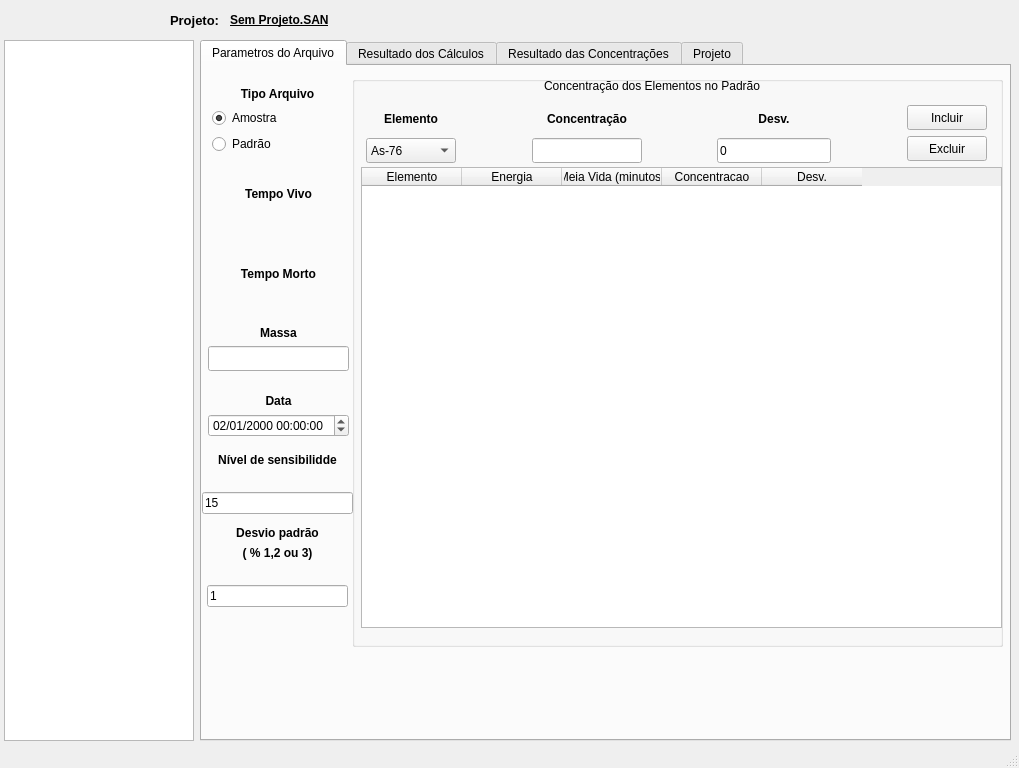
First picture: the form in source/Designer/frmmenu.ui, repository TheProjecter/naas, before the edit.
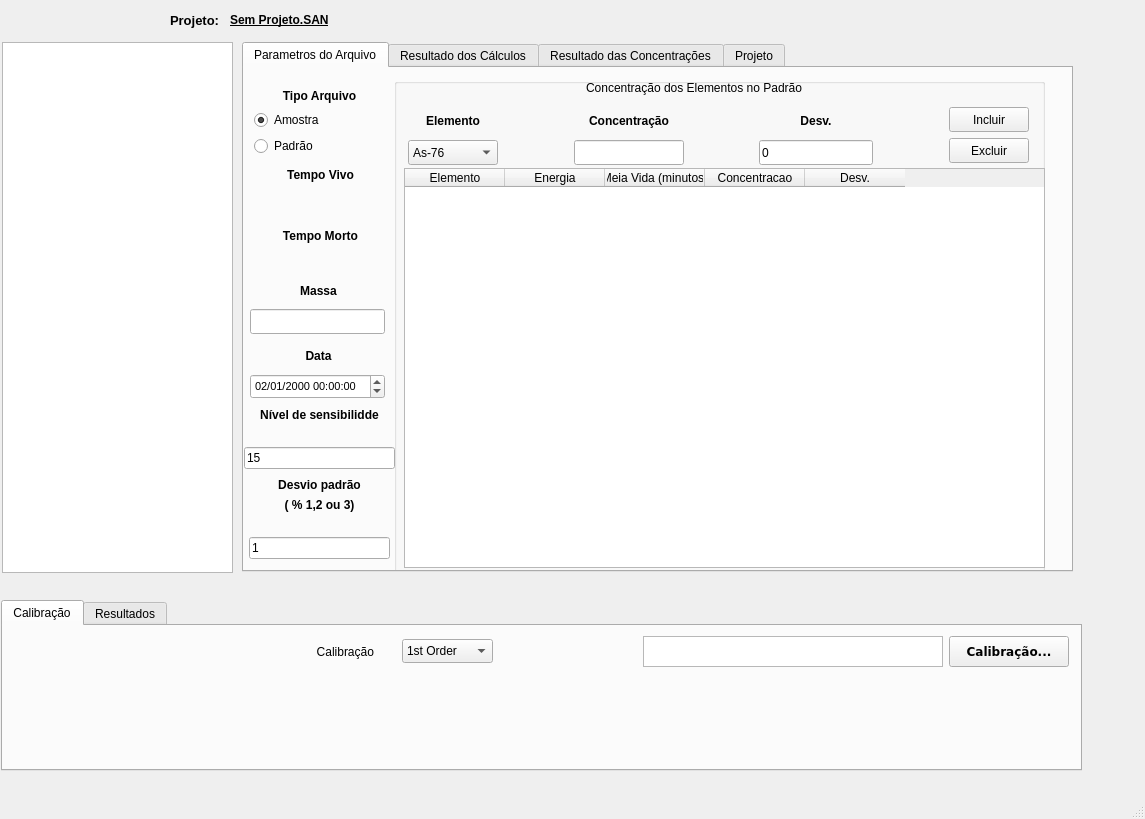
Second picture: the form after the edit. The open tabs and pages were chosen to show the change.

Commit message: redesenhando a interface principal do programa

The edit to the form file:
```diff
--- a/source/Designer/frmmenu.ui
+++ b/source/Designer/frmmenu.ui
@@ -3,12 +3,15 @@
  <author>Silvio Rogerio de Lucia - Mario Olimpio de Menezes</author>
  <class>frmmenu</class>
  <widget class="QMainWindow" name="frmmenu">
+  <property name="enabled">
+   <bool>true</bool>
+  </property>
   <property name="geometry">
    <rect>
     <x>0</x>
     <y>0</y>
-    <width>1019</width>
-    <height>768</height>
+    <width>1145</width>
+    <height>819</height>
    </rect>
   </property>
   <property name="minimumSize">
@@ -17,6 +20,12 @@
     <height>480</height>
    </size>
   </property>
+  <property name="sizeIncrement">
+   <size>
+    <width>32</width>
+    <height>32</height>
+   </size>
+  </property>
   <property name="windowTitle">
    <string>SAANI - Software de Análise por Ativação Neutronica Instrumental</string>
   </property>
@@ -24,24 +33,110 @@
    <property name="autoFillBackground">
     <bool>false</bool>
    </property>
-   <widget class="QWidget" name="verticalLayout">
+   <widget class="QWidget" name="horizontalLayout">
     <property name="geometry">
      <rect>
-      <x>200</x>
-      <y>40</y>
-      <width>811</width>
-      <height>701</height>
+      <x>10</x>
+      <y>5</y>
+      <width>151</width>
+      <height>31</height>
      </rect>
     </property>
-    <layout class="QVBoxLayout">
+    <layout class="QHBoxLayout">
      <property name="spacing">
       <number>6</number>
      </property>
      <property name="margin">
       <number>0</number>
      </property>
-     <item>
+    </layout>
+   </widget>
+   <widget class="QListWidget" name="lstarqs">
+    <property name="geometry">
+     <rect>
+      <x>2</x>
+      <y>42</y>
+      <width>231</width>
+      <height>531</height>
+     </rect>
+    </property>
+    <property name="minimumSize">
+     <size>
+      <width>231</width>
+      <height>531</height>
+     </size>
+    </property>
+    <property name="maximumSize">
+     <size>
+      <width>16777187</width>
+      <height>16777215</height>
+     </size>
+    </property>
+   </widget>
+   <widget class="QLabel" name="lblProjeto">
+    <property name="geometry">
+     <rect>
+      <x>230</x>
+      <y>10</y>
+      <width>721</width>
+      <height>20</height>
+     </rect>
+    </property>
+    <property name="minimumSize">
+     <size>
+      <width>700</width>
+      <height>20</height>
+     </size>
+    </property>
+    <property name="font">
+     <font>
+      <family>Arial</family>
+      <pointsize>9</pointsize>
+      <weight>75</weight>
+      <bold>true</bold>
+      <underline>true</underline>
+     </font>
+    </property>
+    <property name="text">
+     <string>Sem Projeto.SAN</string>
+    </property>
+    <property name="alignment">
+     <set>Qt::AlignLeading|Qt::AlignLeft|Qt::AlignVCenter</set>
+    </property>
+   </widget>
+   <widget class="QLabel" name="lblProjeto_2">
+    <property name="geometry">
+     <rect>
+      <x>170</x>
+      <y>10</y>
+      <width>54</width>
+      <height>20</height>
+     </rect>
+    </property>
+    <property name="font">
+     <font>
+      <family>Arial</family>
+      <pointsize>10</pointsize>
+      <weight>75</weight>
+      <bold>true</bold>
+     </font>
+    </property>
+    <property name="text">
+     <string>Projeto: </string>
+    </property>
+    <property name="alignment">
+     <set>Qt::AlignLeading|Qt::AlignLeft|Qt::AlignVCenter</set>
+    </property>
+   </widget>
       <widget class="QTabWidget" name="tabWidget">
+    <property name="geometry">
+     <rect>
+      <x>242</x>
+      <y>42</y>
+      <width>831</width>
+      <height>530</height>
+     </rect>
+    </property>
        <property name="sizePolicy">
         <sizepolicy hsizetype="Preferred" vsizetype="Expanding">
          <horstretch>0</horstretch>
@@ -50,12 +145,27 @@
        </property>
        <property name="minimumSize">
         <size>
-         <width>559</width>
-         <height>439</height>
-        </size>
-       </property>
+      <width>831</width>
+      <height>530</height>
+     </size>
+    </property>
+    <property name="maximumSize">
+     <size>
+      <width>16777215</width>
+      <height>16777215</height>
+     </size>
+    </property>
+    <property name="sizeIncrement">
+     <size>
+      <width>32</width>
+      <height>32</height>
+     </size>
+    </property>
+    <property name="toolTip">
+     <string>Slope=1,Offset=1,ro=1,kres=1</string>
+    </property>
        <property name="currentIndex">
-        <number>3</number>
+     <number>0</number>
        </property>
        <widget class="QWidget" name="tbresultados">
         <attribute name="title">
@@ -67,7 +177,7 @@
            <x>150</x>
            <y>10</y>
            <width>651</width>
-           <height>571</height>
+        <height>501</height>
           </rect>
          </property>
          <property name="title">
@@ -76,12 +186,24 @@
          <widget class="QTableWidget" name="tbElem">
           <property name="geometry">
            <rect>
-            <x>9</x>
-            <y>91</y>
+         <x>10</x>
+         <y>90</y>
             <width>641</width>
-            <height>461</height>
-           </rect>
-          </property>
+         <height>400</height>
+        </rect>
+       </property>
+       <property name="minimumSize">
+        <size>
+         <width>641</width>
+         <height>400</height>
+        </size>
+       </property>
+       <property name="autoFillBackground">
+        <bool>true</bool>
+       </property>
+       <property name="frameShadow">
+        <enum>QFrame::Sunken</enum>
+       </property>
           <property name="autoScrollMargin">
            <number>16</number>
           </property>
@@ -139,7 +261,7 @@
            <set>Qt::AlignCenter</set>
           </property>
          </widget>
-         <widget class="QWidget" name="">
+      <widget class="QWidget" name="layoutWidget">
           <property name="geometry">
            <rect>
             <x>14</x>
@@ -337,11 +459,11 @@
           </layout>
          </widget>
         </widget>
-        <widget class="QWidget" name="">
+     <widget class="QWidget" name="layoutWidget">
          <property name="geometry">
           <rect>
            <x>0</x>
-           <y>387</y>
+        <y>340</y>
            <width>151</width>
            <height>61</height>
           </rect>
@@ -385,11 +507,11 @@
           </item>
          </layout>
         </widget>
-        <widget class="QWidget" name="">
+     <widget class="QWidget" name="layoutWidget">
          <property name="geometry">
           <rect>
            <x>5</x>
-           <y>460</y>
+        <y>410</y>
            <width>141</width>
            <height>81</height>
           </rect>
@@ -449,18 +571,173 @@
           </item>
          </layout>
         </widget>
-        <widget class="QWidget" name="">
+     <widget class="QWidget" name="layoutWidget">
+      <property name="geometry">
+       <rect>
+        <x>10</x>
+        <y>20</y>
+        <width>131</width>
+        <height>68</height>
+       </rect>
+      </property>
+      <layout class="QVBoxLayout" name="verticalLayout_10">
+       <item>
+        <widget class="QLabel" name="label_5">
+         <property name="font">
+          <font>
+           <weight>75</weight>
+           <bold>true</bold>
+          </font>
+         </property>
+         <property name="text">
+          <string>Tipo Arquivo</string>
+         </property>
+         <property name="alignment">
+          <set>Qt::AlignCenter</set>
+         </property>
+        </widget>
+       </item>
+       <item>
+        <widget class="QRadioButton" name="rba">
+         <property name="text">
+          <string>Amostra</string>
+         </property>
+         <property name="checkable">
+          <bool>true</bool>
+         </property>
+         <property name="checked">
+          <bool>true</bool>
+         </property>
+        </widget>
+       </item>
+       <item>
+        <widget class="QRadioButton" name="rbp">
+         <property name="text">
+          <string>Padrão</string>
+         </property>
+         <property name="checkable">
+          <bool>true</bool>
+         </property>
+         <property name="checked">
+          <bool>false</bool>
+         </property>
+        </widget>
+       </item>
+      </layout>
+     </widget>
+     <widget class="QWidget" name="layoutWidget">
+      <property name="geometry">
+       <rect>
+        <x>11</x>
+        <y>100</y>
+        <width>131</width>
+        <height>101</height>
+       </rect>
+      </property>
+      <layout class="QVBoxLayout" name="verticalLayout_11">
+       <item>
+        <widget class="QLabel" name="label_4">
+         <property name="font">
+          <font>
+           <weight>75</weight>
+           <bold>true</bold>
+          </font>
+         </property>
+         <property name="text">
+          <string>Tempo Vivo</string>
+         </property>
+         <property name="alignment">
+          <set>Qt::AlignCenter</set>
+         </property>
+        </widget>
+       </item>
+       <item>
+        <widget class="QLabel" name="lblvivo">
+         <property name="minimumSize">
+          <size>
+           <width>100</width>
+           <height>20</height>
+          </size>
+         </property>
+         <property name="frameShape">
+          <enum>QFrame::NoFrame</enum>
+         </property>
+         <property name="text">
+          <string/>
+         </property>
+         <property name="alignment">
+          <set>Qt::AlignCenter</set>
+         </property>
+        </widget>
+       </item>
+       <item>
+        <spacer name="verticalSpacer">
+         <property name="orientation">
+          <enum>Qt::Vertical</enum>
+         </property>
+         <property name="sizeHint" stdset="0">
+          <size>
+           <width>20</width>
+           <height>40</height>
+          </size>
+         </property>
+        </spacer>
+       </item>
+       <item>
+        <widget class="QLabel" name="label_6">
+         <property name="font">
+          <font>
+           <weight>75</weight>
+           <bold>true</bold>
+          </font>
+         </property>
+         <property name="text">
+          <string>Tempo Morto</string>
+         </property>
+         <property name="alignment">
+          <set>Qt::AlignCenter</set>
+         </property>
+        </widget>
+       </item>
+       <item>
+        <widget class="QLabel" name="lblmorto">
+         <property name="minimumSize">
+          <size>
+           <width>100</width>
+           <height>20</height>
+          </size>
+         </property>
+         <property name="frameShape">
+          <enum>QFrame::NoFrame</enum>
+         </property>
+         <property name="text">
+          <string/>
+         </property>
+         <property name="alignment">
+          <set>Qt::AlignCenter</set>
+         </property>
+        </widget>
+       </item>
+      </layout>
+     </widget>
+     <widget class="QWidget" name="layoutWidget">
          <property name="geometry">
           <rect>
            <x>6</x>
-           <y>260</y>
-           <width>141</width>
-           <height>111</height>
+        <y>210</y>
+        <width>137</width>
+        <height>121</height>
           </rect>
          </property>
          <layout class="QVBoxLayout" name="verticalLayout_9">
           <item>
            <widget class="QLabel" name="label_3">
+         <property name="minimumSize">
+          <size>
+           <width>50</width>
+           <height>25</height>
+          </size>
+         </property>
             <property name="font">
              <font>
               <weight>75</weight>
@@ -477,9 +754,15 @@
           </item>
           <item>
            <widget class="QLineEdit" name="txtmassa">
+         <property name="sizePolicy">
+          <sizepolicy hsizetype="Fixed" vsizetype="Fixed">
+           <horstretch>0</horstretch>
+           <verstretch>0</verstretch>
+          </sizepolicy>
+         </property>
             <property name="minimumSize">
              <size>
-              <width>0</width>
+           <width>135</width>
               <height>25</height>
              </size>
             </property>
@@ -492,14 +775,20 @@
             </property>
             <property name="sizeHint" stdset="0">
              <size>
-              <width>20</width>
-              <height>40</height>
+           <width>65</width>
+           <height>13</height>
              </size>
             </property>
            </spacer>
           </item>
           <item>
            <widget class="QLabel" name="label">
+         <property name="minimumSize">
+          <size>
+           <width>50</width>
+           <height>25</height>
+          </size>
+         </property>
             <property name="font">
              <font>
               <weight>75</weight>
@@ -516,6 +805,23 @@
           </item>
           <item>
            <widget class="QDateTimeEdit" name="txtdatah">
+         <property name="sizePolicy">
+          <sizepolicy hsizetype="Fixed" vsizetype="Fixed">
+           <horstretch>0</horstretch>
+           <verstretch>0</verstretch>
+          </sizepolicy>
+         </property>
+         <property name="minimumSize">
+          <size>
+           <width>135</width>
+           <height>25</height>
+          </size>
+         </property>
+         <property name="font">
+          <font>
+           <pointsize>8</pointsize>
+          </font>
+         </property>
             <property name="dateTime">
              <datetime>
               <hour>0</hour>
@@ -533,155 +839,6 @@
           </item>
          </layout>
         </widget>
-        <widget class="QWidget" name="">
-         <property name="geometry">
-          <rect>
-           <x>10</x>
-           <y>20</y>
-           <width>131</width>
-           <height>68</height>
-          </rect>
-         </property>
-         <layout class="QVBoxLayout" name="verticalLayout_10">
-          <item>
-           <widget class="QLabel" name="label_5">
-            <property name="font">
-             <font>
-              <weight>75</weight>
-              <bold>true</bold>
-             </font>
-            </property>
-            <property name="text">
-             <string>Tipo Arquivo</string>
-            </property>
-            <property name="alignment">
-             <set>Qt::AlignCenter</set>
-            </property>
-           </widget>
-          </item>
-          <item>
-           <widget class="QRadioButton" name="rba">
-            <property name="text">
-             <string>Amostra</string>
-            </property>
-            <property name="checkable">
-             <bool>true</bool>
-            </property>
-            <property name="checked">
-             <bool>true</bool>
-            </property>
-           </widget>
-          </item>
-          <item>
-           <widget class="QRadioButton" name="rbp">
-            <property name="text">
-             <string>Padrão</string>
-            </property>
-            <property name="checkable">
-             <bool>true</bool>
-            </property>
-            <property name="checked">
-             <bool>false</bool>
-            </property>
-           </widget>
-          </item>
-         </layout>
-        </widget>
-        <widget class="QWidget" name="">
-         <property name="geometry">
-          <rect>
-           <x>11</x>
-           <y>121</y>
-           <width>131</width>
-           <height>120</height>
-          </rect>
-         </property>
-         <layout class="QVBoxLayout" name="verticalLayout_11">
-          <item>
-           <widget class="QLabel" name="label_4">
-            <property name="font">
-             <font>
-              <weight>75</weight>
-              <bold>true</bold>
-             </font>
-            </property>
-            <property name="text">
-             <string>Tempo Vivo</string>
-            </property>
-            <property name="alignment">
-             <set>Qt::AlignCenter</set>
-            </property>
-           </widget>
-          </item>
-          <item>
-           <widget class="QLabel" name="lblvivo">
-            <property name="minimumSize">
-             <size>
-              <width>100</width>
-              <height>20</height>
-             </size>
-            </property>
-            <property name="frameShape">
-             <enum>QFrame::NoFrame</enum>
-            </property>
-            <property name="text">
-             <string/>
-            </property>
-            <property name="alignment">
-             <set>Qt::AlignCenter</set>
-            </property>
-           </widget>
-          </item>
-          <item>
-           <spacer name="verticalSpacer">
-            <property name="orientation">
-             <enum>Qt::Vertical</enum>
-            </property>
-            <property name="sizeHint" stdset="0">
-             <size>
-              <width>20</width>
-              <height>40</height>
-             </size>
-            </property>
-           </spacer>
-          </item>
-          <item>
-           <widget class="QLabel" name="label_6">
-            <property name="font">
-             <font>
-              <weight>75</weight>
-              <bold>true</bold>
-             </font>
-            </property>
-            <property name="text">
-             <string>Tempo Morto</string>
-            </property>
-            <property name="alignment">
-             <set>Qt::AlignCenter</set>
-            </property>
-           </widget>
-          </item>
-          <item>
-           <widget class="QLabel" name="lblmorto">
-            <property name="minimumSize">
-             <size>
-              <width>100</width>
-              <height>20</height>
-             </size>
-            </property>
-            <property name="frameShape">
-             <enum>QFrame::NoFrame</enum>
-            </property>
-            <property name="text">
-             <string/>
-            </property>
-            <property name="alignment">
-             <set>Qt::AlignCenter</set>
-            </property>
-           </widget>
-          </item>
-         </layout>
-        </widget>
        </widget>
        <widget class="QWidget" name="tbconcetracao">
         <attribute name="title">
@@ -700,82 +857,6 @@
           <string>Imprimir</string>
          </property>
         </widget>
-        <widget class="QTableWidget" name="tableWidget">
-         <property name="geometry">
-          <rect>
-           <x>0</x>
-           <y>30</y>
-           <width>841</width>
-           <height>621</height>
-          </rect>
-         </property>
-         <property name="font">
-          <font>
-           <weight>75</weight>
-           <bold>true</bold>
-          </font>
-         </property>
-         <column>
-          <property name="text">
-           <string>Energia</string>
-          </property>
-         </column>
-         <column>
-          <property name="text">
-           <string>Area</string>
-          </property>
-         </column>
-         <column>
-          <property name="text">
-           <string>BG</string>
-          </property>
-         </column>
-         <column>
-          <property name="text">
-           <string>Resol</string>
-          </property>
-         </column>
-         <column>
-          <property name="text">
-           <string>Canal Final</string>
-          </property>
-         </column>
-         <column>
-          <property name="text">
-           <string>Canal Inicial</string>
-          </property>
-         </column>
-         <column>
-          <property name="text">
-           <string>LP</string>
-          </property>
-         </column>
-         <column>
-          <property name="text">
-           <string>Cps</string>
-          </property>
-         </column>
-         <column>
-          <property name="text">
-           <string>S%</string>
-          </property>
-         </column>
-         <column>
-          <property name="text">
-           <string>Elemento</string>
-          </property>
-         </column>
-         <column>
-          <property name="text">
-           <string>Meia Vida</string>
-          </property>
-         </column>
-         <column>
-          <property name="text">
-           <string>Massa Padrão</string>
-          </property>
-         </column>
-        </widget>
        </widget>
        <widget class="QWidget" name="tab">
         <attribute name="title">
@@ -787,7 +868,7 @@
            <x>10</x>
            <y>30</y>
            <width>831</width>
-           <height>621</height>
+        <height>461</height>
           </rect>
          </property>
          <property name="currentIndex">
@@ -802,10 +883,16 @@
             <rect>
              <x>0</x>
              <y>10</y>
-             <width>821</width>
-             <height>581</height>
-            </rect>
-           </property>
+          <width>800</width>
+          <height>400</height>
+         </rect>
+        </property>
+        <property name="minimumSize">
+         <size>
+          <width>800</width>
+          <height>400</height>
+         </size>
+        </property>
            <column>
             <property name="text">
              <string>Elementos</string>
@@ -868,7 +955,7 @@
           <string>Dados do Projeto</string>
          </property>
         </widget>
-        <widget class="QWidget" name="">
+     <widget class="QWidget" name="layoutWidget">
          <property name="geometry">
           <rect>
            <x>10</x>
@@ -931,60 +1018,71 @@
           </item>
          </layout>
         </widget>
-        <widget class="QWidget" name="">
+    </widget>
+   </widget>
+   <widget class="QTabWidget" name="tabWidget">
          <property name="geometry">
           <rect>
-           <x>10</x>
-           <y>370</y>
-           <width>791</width>
-           <height>32</height>
-          </rect>
-         </property>
-         <layout class="QHBoxLayout" name="horizontalLayout_3">
-          <item>
-           <widget class="QLabel" name="label_10">
+      <x>1</x>
+      <y>600</y>
+      <width>1081</width>
+      <height>171</height>
+     </rect>
+    </property>
             <property name="minimumSize">
              <size>
-              <width>200</width>
-              <height>20</height>
-             </size>
-            </property>
-            <property name="maximumSize">
-             <size>
-              <width>200</width>
-              <height>16777215</height>
-             </size>
-            </property>
-            <property name="font">
-             <font>
-              <weight>75</weight>
-              <bold>true</bold>
-             </font>
-            </property>
-            <property name="text">
-             <string>Clique para abrir calibração</string>
-            </property>
-           </widget>
-          </item>
+      <width>1081</width>
+      <height>171</height>
+     </size>
+    </property>
+    <property name="currentIndex">
+     <number>0</number>
+    </property>
+    <widget class="QWidget" name="Calibracao" native="true">
+     <attribute name="title">
+      <string>Calibração</string>
+     </attribute>
+     <widget class="QWidget" name="layoutWidget">
+      <property name="geometry">
+       <rect>
+        <x>640</x>
+        <y>10</y>
+        <width>426</width>
+        <height>31</height>
+       </rect>
+      </property>
+      <layout class="QHBoxLayout" name="horizontalLayout_4">
           <item>
-           <spacer name="horizontalSpacer">
-            <property name="orientation">
-             <enum>Qt::Horizontal</enum>
-            </property>
-            <property name="sizeHint" stdset="0">
+        <widget class="QListWidget" name="caliblstwidget">
+         <property name="sizePolicy">
+          <sizepolicy hsizetype="Fixed" vsizetype="Fixed">
+           <horstretch>0</horstretch>
+           <verstretch>0</verstretch>
+          </sizepolicy>
+         </property>
+         <property name="minimumSize">
              <size>
-              <width>40</width>
-              <height>20</height>
-             </size>
-            </property>
-           </spacer>
+           <width>300</width>
+           <height>25</height>
+          </size>
+         </property>
+         <property name="autoScrollMargin">
+          <number>1</number>
+         </property>
+        </widget>
           </item>
           <item>
            <widget class="QPushButton" name="cmdcalibracao">
+         <property name="sizePolicy">
+          <sizepolicy hsizetype="Fixed" vsizetype="Fixed">
+           <horstretch>120</horstretch>
+           <verstretch>25</verstretch>
+          </sizepolicy>
+         </property>
             <property name="minimumSize">
              <size>
               <width>120</width>
-              <height>30</height>
+           <height>25</height>
              </size>
             </property>
             <property name="maximumSize">
@@ -1005,137 +1103,157 @@
             </property>
            </widget>
           </item>
-          <item>
-           <spacer name="horizontalSpacer_2">
-            <property name="orientation">
-             <enum>Qt::Horizontal</enum>
-            </property>
-            <property name="sizeHint" stdset="0">
-             <size>
-              <width>40</width>
-              <height>20</height>
-             </size>
-            </property>
-           </spacer>
-          </item>
-          <item>
-           <widget class="QLabel" name="lblcalibracao">
-            <property name="minimumSize">
-             <size>
-              <width>100</width>
-              <height>20</height>
-             </size>
-            </property>
-            <property name="font">
-             <font>
-              <pointsize>8</pointsize>
-              <weight>75</weight>
-              <bold>true</bold>
-             </font>
-            </property>
-            <property name="text">
-             <string>Sem calibração</string>
-            </property>
-            <property name="alignment">
-             <set>Qt::AlignCenter</set>
-            </property>
-           </widget>
-          </item>
-         </layout>
-        </widget>
-       </widget>
-      </widget>
-     </item>
-    </layout>
-   </widget>
-   <widget class="QWidget" name="horizontalLayout">
+      </layout>
+     </widget>
+     <widget class="QWidget" name="layoutWidget">
     <property name="geometry">
      <rect>
-      <x>10</x>
-      <y>5</y>
-      <width>151</width>
-      <height>31</height>
-     </rect>
-    </property>
-    <layout class="QHBoxLayout">
-     <property name="spacing">
-      <number>6</number>
-     </property>
-     <property name="margin">
-      <number>0</number>
-     </property>
-    </layout>
-   </widget>
-   <widget class="QListWidget" name="lstarqs">
-    <property name="geometry">
-     <rect>
-      <x>4</x>
-      <y>40</y>
+        <x>300</x>
+        <y>10</y>
       <width>190</width>
-      <height>701</height>
-     </rect>
-    </property>
-    <property name="maximumSize">
+        <height>31</height>
+       </rect>
+      </property>
+      <layout class="QHBoxLayout" name="horizontalLayout_3">
+       <item>
+        <widget class="QLabel" name="label_10">
+         <property name="minimumSize">
      <size>
-      <width>16777187</width>
-      <height>16777215</height>
-     </size>
-    </property>
-   </widget>
-   <widget class="QLabel" name="lblProjeto">
-    <property name="geometry">
-     <rect>
-      <x>230</x>
-      <y>10</y>
-      <width>721</width>
+           <width>71</width>
+           <height>21</height>
+          </size>
+         </property>
+         <property name="text">
+          <string>Calibração</string>
+         </property>
+         <property name="alignment">
+          <set>Qt::AlignRight|Qt::AlignTrailing|Qt::AlignVCenter</set>
+         </property>
+        </widget>
+       </item>
+       <item>
+        <spacer name="horizontalSpacer">
+         <property name="orientation">
+          <enum>Qt::Horizontal</enum>
+         </property>
+         <property name="sizeHint" stdset="0">
+          <size>
+           <width>18</width>
       <height>20</height>
-     </rect>
-    </property>
+          </size>
+         </property>
+        </spacer>
+       </item>
+       <item>
+        <widget class="QComboBox" name="comboBox">
     <property name="minimumSize">
      <size>
-      <width>700</width>
-      <height>20</height>
-     </size>
-    </property>
-    <property name="font">
-     <font>
-      <family>Arial</family>
-      <pointsize>9</pointsize>
-      <weight>75</weight>
-      <bold>true</bold>
-      <underline>true</underline>
-     </font>
-    </property>
+           <width>91</width>
+           <height>24</height>
+          </size>
+         </property>
+         <item>
+          <property name="text">
+           <string>1st Order</string>
+          </property>
+         </item>
+         <item>
     <property name="text">
-     <string>Sem Projeto.SAN</string>
-    </property>
-    <property name="alignment">
-     <set>Qt::AlignLeading|Qt::AlignLeft|Qt::AlignVCenter</set>
-    </property>
-   </widget>
-   <widget class="QLabel" name="lblProjeto_2">
+           <string>2nd Order</string>
+          </property>
+         </item>
+        </widget>
+       </item>
+      </layout>
+     </widget>
+    </widget>
+    <widget class="QWidget" name="Resultados" native="true">
+     <attribute name="title">
+      <string>Resultados</string>
+     </attribute>
+     <widget class="QTableWidget" name="tableWidgetResult">
     <property name="geometry">
      <rect>
-      <x>170</x>
-      <y>10</y>
-      <width>54</width>
-      <height>20</height>
-     </rect>
-    </property>
+        <x>2</x>
+        <y>0</y>
+        <width>1060</width>
+        <height>130</height>
+       </rect>
+      </property>
+      <property name="minimumSize">
+       <size>
+        <width>1060</width>
+        <height>130</height>
+       </size>
+      </property>
     <property name="font">
      <font>
-      <family>Arial</family>
-      <pointsize>10</pointsize>
       <weight>75</weight>
       <bold>true</bold>
      </font>
     </property>
+      <column>
     <property name="text">
-     <string>Projeto: </string>
-    </property>
-    <property name="alignment">
-     <set>Qt::AlignLeading|Qt::AlignLeft|Qt::AlignVCenter</set>
-    </property>
+        <string>Energia</string>
+       </property>
+      </column>
+      <column>
+       <property name="text">
+        <string>Area</string>
+       </property>
+      </column>
+      <column>
+       <property name="text">
+        <string>BG</string>
+       </property>
+      </column>
+      <column>
+       <property name="text">
+        <string>Resol</string>
+       </property>
+      </column>
+      <column>
+       <property name="text">
+        <string>Canal Final</string>
+       </property>
+      </column>
+      <column>
+       <property name="text">
+        <string>Canal Inicial</string>
+       </property>
+      </column>
+      <column>
+       <property name="text">
+        <string>LP</string>
+       </property>
+      </column>
+      <column>
+       <property name="text">
+        <string>Cps</string>
+       </property>
+      </column>
+      <column>
+       <property name="text">
+        <string>S%</string>
+       </property>
+      </column>
+      <column>
+       <property name="text">
+        <string>Elemento</string>
+       </property>
+      </column>
+      <column>
+       <property name="text">
+        <string>Meia Vida</string>
+       </property>
+      </column>
+      <column>
+       <property name="text">
+        <string>Massa Padrão</string>
+       </property>
+      </column>
+     </widget>
+    </widget>
    </widget>
   </widget>
   <widget class="QStatusBar" name="statusbar"/>
```
Lines whose indentation alone changed are shown as unchanged.
